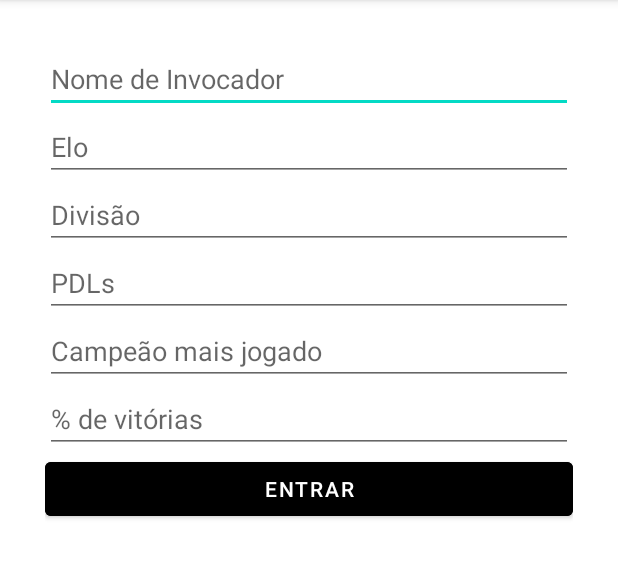
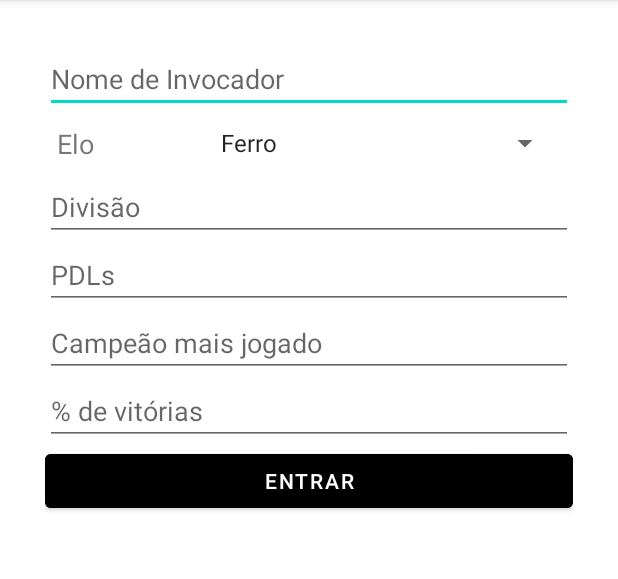
Before and after one commit to macedoraf/estudos-meu-elo, an Android app: the screen it shows after launch (MainActivity), on a phone screen of 412 x 824 dp, the part 84-663 px from its top. Run offline under Robolectric (Android 15) with nearby library versions, the phone set to English and light mode, and no system bars.

Commit message:
Listas criadas para os elos do lolzin

```diff
--- a/app/src/main/java/br/com/estudos/lolzinho/MainActivity.kt
+++ b/app/src/main/java/br/com/estudos/lolzinho/MainActivity.kt
@@ -3,17 +3,16 @@ package br.com.estudos.lolzinho
 import android.content.Intent
 import android.os.Bundle
 import android.view.View
-import android.widget.Button
-import android.widget.TextView
-import android.widget.Toast
+import android.widget.*
 import androidx.appcompat.app.AppCompatActivity
-import java.time.Duration
+import br.com.estudos.lolzinho.entidades.Elo
+import br.com.estudos.lolzinho.entidades.Invocador
 
 class MainActivity : AppCompatActivity() {
 
     lateinit var btnEntrar: Button
     lateinit var etInvocador: TextView
-    lateinit var etElo: TextView
+    lateinit var spElo: Spinner
     lateinit var etDivisao: TextView
     lateinit var etPdl: TextView
     lateinit var etCampeao: TextView
@@ -25,12 +24,17 @@ class MainActivity : AppCompatActivity() {
         setContentView(R.layout.activity_main)
         btnEntrar = findViewById(R.id.bt_perfil)
         etInvocador = findViewById(R.id.et_invocador)
-        etElo = findViewById(R.id.et_elo)
+        spElo = findViewById(R.id.sp_elo)
         etDivisao = findViewById(R.id.et_divisao)
         etPdl = findViewById(R.id.et_pdl)
         etCampeao = findViewById(R.id.et_campeao)
         etVitorias = findViewById(R.id.et_vitorias)
 
+        realizaConfiguracao()
+
+    }
+
+    private fun realizaConfiguracao() {
         btnEntrar.setOnClickListener(View.OnClickListener {
             if (osCamposSaoValidos()) {
                 navegaParaOutraTela()
@@ -38,10 +42,18 @@ class MainActivity : AppCompatActivity() {
                 Toast.makeText(this.baseContext, "$textoDeErro", Toast.LENGTH_LONG).show()
             }
         })
+
+        spElo.adapter = ArrayAdapter(this, android.R.layout.simple_spinner_item, arrayOf(
+            "Ferro", "Bronze",
+            "Prata", "Ouro",
+            "Platina", "Diamante",
+            "Mestre", "Grão-Mestre",
+            "Desafiante"
+        ))
     }
 
-    fun adicionaTexto(param:String){
-        if (textoDeErro == ""){
+    fun adicionaTexto(param: String) {
+        if (textoDeErro == "") {
             textoDeErro += param
         } else {
             textoDeErro += "\n" + param
@@ -52,7 +64,6 @@ class MainActivity : AppCompatActivity() {
 
         textoDeErro = ""
         var nomeDoInvocador = etInvocador.text.toString()
-        var elo = etElo.text.toString()
         var divisao = etDivisao.text.toString()
         var pdl = etPdl.text.toString()
         var campeao = etCampeao.text.toString()
@@ -61,9 +72,7 @@ class MainActivity : AppCompatActivity() {
         if (nomeDoInvocador == "") {
             adicionaTexto("Nome de invocador inválido")
         }
-        if (elo == "") {
-            adicionaTexto("Elo inválido")
-        }
+
         if (divisao == "") {
             adicionaTexto("Divisão inválida")
         }
@@ -81,13 +90,16 @@ class MainActivity : AppCompatActivity() {
     }
 
     fun navegaParaOutraTela() {
+        val nomeDoInvocador = etInvocador.text.toString()
+        val nomeDoCampeaoMaisJogado = etCampeao.text.toString()
+        val nomeDaDivisao = etDivisao.text.toString()
+        val quantidadeDePdls = etPdl.text.toString().toInt()
+        val quantidadeDeVitorias = etVitorias.text.toString().toFloat()
+        val elo = Elo("", nomeDaDivisao, quantidadeDePdls, quantidadeDeVitorias)
+        val invocador = Invocador(nomeDoInvocador, nomeDoCampeaoMaisJogado, elo)
+
         val myIntent = Intent(this, PerfilActivity::class.java)
-        myIntent.putExtra("invocador", etInvocador.text.toString())
-        myIntent.putExtra("elo", etElo.text.toString())
-        myIntent.putExtra("divisao", etDivisao.text.toString())
-        myIntent.putExtra("pdl", etPdl.text.toString())
-        myIntent.putExtra("campeao", etCampeao.text.toString())
-        myIntent.putExtra("vitorias", etVitorias.text.toString().toInt())
+        myIntent.putExtra("invocador", invocador)
         this.startActivity(myIntent)
     }
 
--- /dev/null
+++ b/app/src/main/java/br/com/estudos/lolzinho/entidades/Elo.kt
@@ -0,0 +1,5 @@
+package br.com.estudos.lolzinho.entidades
+
+import java.io.Serializable
+
+class Elo (val nome: String, val divisao: String, val pdls: Int, var vitorias: Float) : Serializable
--- /dev/null
+++ b/app/src/main/java/br/com/estudos/lolzinho/entidades/Invocador.kt
@@ -0,0 +1,5 @@
+package br.com.estudos.lolzinho.entidades
+
+import java.io.Serializable
+
+class Invocador (val nome: String, val campeaoMaisJogado: String, val elo: Elo) : Serializable
--- a/app/src/main/res/layout/activity_main.xml
+++ b/app/src/main/res/layout/activity_main.xml
@@ -12,45 +12,61 @@
         android:id="@+id/et_invocador"
         android:layout_width="match_parent"
         android:layout_height="wrap_content"
-        android:hint="Nome de Invocador"/>
+        android:hint="Nome de Invocador" />
 
-    <EditText
-        android:id="@+id/et_elo"
+    <LinearLayout
         android:layout_width="match_parent"
         android:layout_height="wrap_content"
-        android:hint="Elo"/>
+        android:orientation="horizontal"
+        android:padding="8dp">
+
+        <TextView
+            android:layout_width="match_parent"
+            android:layout_height="match_parent"
+            android:text="Elo"
+            android:layout_weight="0.7"
+            android:layout_gravity="center"
+            android:textSize="18sp"/>
+
+        <Spinner
+            android:id="@+id/sp_elo"
+            android:layout_width="match_parent"
+            android:layout_height="wrap_content"
+            android:layout_weight="0.3"/>
+
+    </LinearLayout>
 
     <EditText
         android:id="@+id/et_divisao"
         android:layout_width="match_parent"
         android:layout_height="wrap_content"
-        android:hint="Divisão"/>
+        android:hint="Divisão" />
 
     <EditText
         android:id="@+id/et_pdl"
         android:layout_width="match_parent"
         android:layout_height="wrap_content"
         android:hint="PDLs"
-        android:inputType="number"/>
+        android:inputType="number" />
 
     <EditText
         android:id="@+id/et_campeao"
         android:layout_width="match_parent"
         android:layout_height="wrap_content"
-        android:hint="Campeão mais jogado"/>
+        android:hint="Campeão mais jogado" />
 
     <EditText
         android:id="@+id/et_vitorias"
         android:layout_width="match_parent"
         android:layout_height="wrap_content"
         android:hint="% de vitórias"
-        android:inputType="number"/>
+        android:inputType="number" />
 
     <Button
         android:id="@+id/bt_perfil"
         android:layout_width="match_parent"
         android:layout_height="wrap_content"
         android:backgroundTint="@color/black"
-        android:text="Entrar"/>
+        android:text="Entrar" />
 
 </LinearLayout>
--- a/app/src/main/res/layout/activity_perfil.xml
+++ b/app/src/main/res/layout/activity_perfil.xml
@@ -11,7 +11,7 @@
         android:layout_width="100dp"
         android:layout_height="100dp"
         android:layout_gravity="center"
-        android:src="@drawable/platina" />
+        tools:src="@drawable/platina" />
 
     <TextView
         android:id="@+id/tv_divisao"
@@ -19,8 +19,8 @@
         android:layout_height="wrap_content"
         android:layout_marginBottom="20dp"
         android:gravity="center"
-        android:text="I"
-        android:textSize="32sp" />
+        android:textSize="32sp"
+        tools:text="IV" />
 
     <LinearLayout
         android:layout_width="match_parent"
```
Also changed, not shown: app/src/main/java/br/com/estudos/lolzinho/PerfilActivity.kt (+35 -18 lines), app/src/main/res/layout/layout_item_elo.xml (added, +15 -0 lines), 2 other files.
